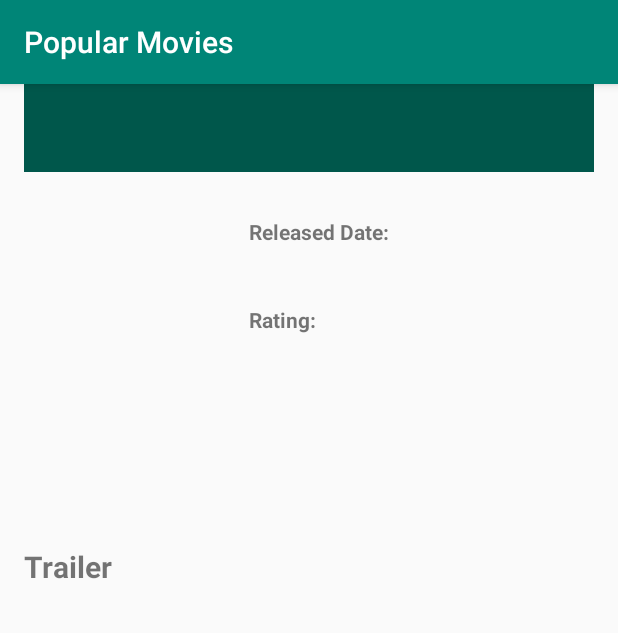
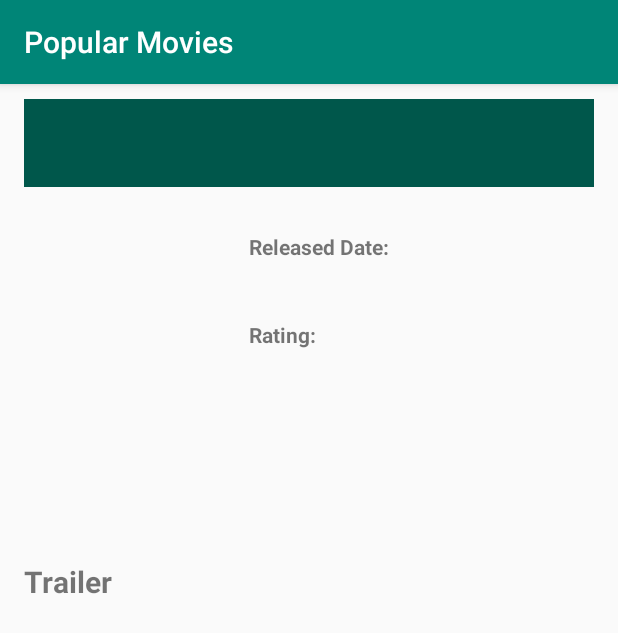
Before and after one commit to mawidja/popularmoviestage2_corrections, an Android app: the DetailMovieActivity screen opened directly, with no data from a screen before it, on a phone screen of 412 x 824 dp. Shown: the top 633 px of the screen. Run offline under Robolectric (Android 15) with nearby library versions, the phone set to English and light mode, and no system bars; our stand-ins replace Picasso; pictures from the network do not load; 1 statement that could not run was skipped.

Commit message:
Polish trailer link activity

```diff
--- a/Popular_Movie_Stage_1/app/src/main/java/com/example/witne/popularmoviesstage1/MainMoviesActivity.java
+++ b/Popular_Movie_Stage_1/app/src/main/java/com/example/witne/popularmoviesstage1/MainMoviesActivity.java
@@ -67,7 +67,6 @@ public class MainMoviesActivity extends AppCompatActivity implements MovieAdapte
 
         //build the url string - default to 'popular movies'
         popularOrTopRatedMovies = "popular";
-        //popularOrTopRatedMovies = "top_rated";
         startMovieSearch(popularOrTopRatedMovies);
     }
 
--- a/Popular_Movie_Stage_1/app/src/main/java/com/example/witne/utilities/JsonUtils.java
+++ b/Popular_Movie_Stage_1/app/src/main/java/com/example/witne/utilities/JsonUtils.java
@@ -48,7 +48,8 @@ public class JsonUtils {
 
         try {
             JSONObject baseName = new JSONObject(json);
-            JSONArray results = baseName.getJSONArray("results");
+            //JSONArray results = baseName.getJSONArray("results");
+            JSONArray results = baseName.optJSONArray("results");
 
             for(int i=0; i<results.length();i++){
                 JSONObject jsonObject = results.getJSONObject(i);
--- a/Popular_Movie_Stage_1/app/src/main/res/layout/activity_detail_movie.xml
+++ b/Popular_Movie_Stage_1/app/src/main/res/layout/activity_detail_movie.xml
@@ -6,20 +6,13 @@
     android:layout_height="match_parent"
     tools:context=".DetailMovieActivity">
 
-    <!--<LinearLayout
+    <LinearLayout
         android:layout_width = "match_parent"
         android:layout_height="wrap_content"
         android:orientation="vertical"
         android:paddingLeft="@dimen/layout_padding_dimensions"
         android:paddingRight="@dimen/layout_padding_dimensions"
-        android:paddingTop="@dimen/gv_vertical_spacing">-->
-
-    <LinearLayout
-        android:layout_width = "match_parent"
-        android:layout_height="wrap_content"
-        android:orientation="vertical"
-        android:paddingLeft="@dimen/layout_padding_dimensions"
-        android:paddingRight="@dimen/layout_padding_dimensions">
+        android:paddingTop="@dimen/gv_vertical_spacing">
 
         <TextView
             android:layout_width="match_parent"
@@ -84,6 +77,7 @@
             android:layout_height="wrap_content"
             android:text="@string/movie_trailer_tv"
             android:paddingTop="@dimen/gv_horizontal_spacing"
+            android:paddingBottom="@dimen/gv_vertical_spacing"
             android:textSize="20sp"
             android:textStyle="bold"/>
 
--- a/Popular_Movie_Stage_1/app/src/main/res/layout/movie_trailer_item.xml
+++ b/Popular_Movie_Stage_1/app/src/main/res/layout/movie_trailer_item.xml
@@ -1,8 +1,9 @@
 <?xml version="1.0" encoding="utf-8"?>
 <LinearLayout xmlns:android="http://schemas.android.com/apk/res/android"
     android:layout_width="match_parent"
-    android:layout_height="match_parent"
-    android:orientation="vertical">
+    android:layout_height="wrap_content"
+    android:orientation="vertical"
+    android:layout_gravity="center_horizontal">
 
     <Button
         android:layout_width="match_parent"
```
